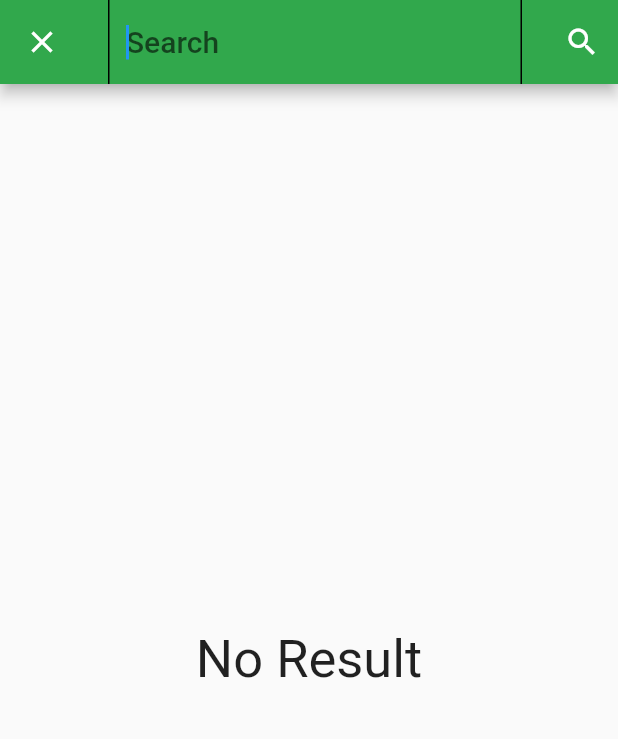
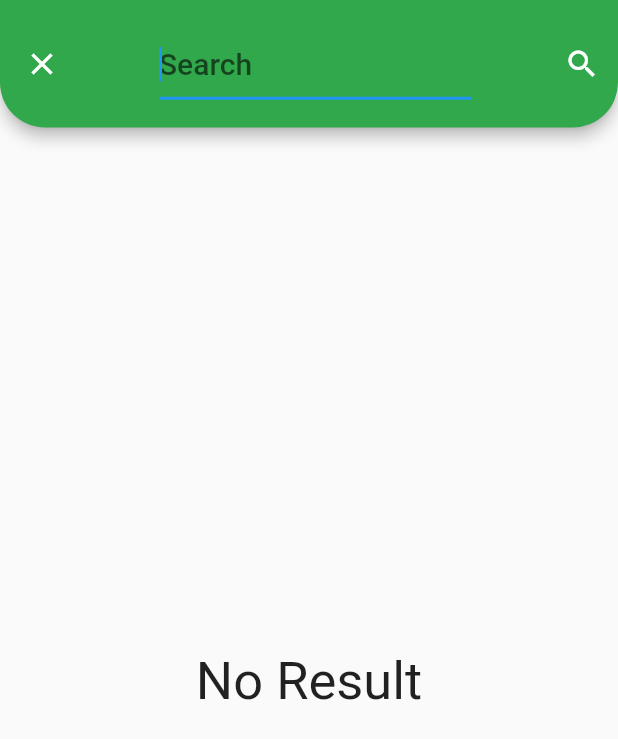
Before and after one commit to ahmedmesalm/News, a Flutter app: the screen it shows after launch, after a tap on "Sports", after a tap on the "search" icon, on a phone screen of 412 x 824 dp. Shown: the top 739 px of the screen. Run offline on Flutter 3.47's test engine with Material 2 defaults, Android fonts, the phone set to English and light mode, and no system bars; network calls fail.

Commit message:
finished update Iconsearch

```diff
--- a/lib/search/new_search_delegate.dart
+++ b/lib/search/new_search_delegate.dart
@@ -25,7 +25,7 @@ class NewSearchDelagate extends SearchDelegate{
   @override
   Widget buildResults(BuildContext context) {
     return  FutureBuilder(
-        future:ApiManager.getArticales(query),
+        future:ApiManager.getSearch(query),
         builder: (context, snapshot){
           if (snapshot.hasData) {
             return buildArticalesListView(snapshot.data!);
@@ -51,19 +51,21 @@ class NewSearchDelagate extends SearchDelegate{
 
   @override
   Widget buildSuggestions(BuildContext context) {
-    return const Center(child: Text("No Result",style: TextStyle(fontSize: 35),),);
+    return
+    const Center(child: Text("No Result",style: TextStyle(fontSize: 35),),);
   }
 
   @override
   ThemeData appBarTheme(BuildContext context) {
     return Theme.of(context).copyWith(
       // scaffoldBackgroundColor: Colors.green,
-      appBarTheme: const AppBarTheme(color: Color(0xff31a84c)),
-      inputDecorationTheme: const InputDecorationTheme(
-        activeIndicatorBorder: BorderSide.none,
-        enabledBorder: OutlineInputBorder(borderRadius: BorderRadius.zero),
-        focusedBorder: OutlineInputBorder(borderRadius: BorderRadius.zero),
-      )
+      appBarTheme: const AppBarTheme(color: Color(0xff31a84c),
+        shape: RoundedRectangleBorder(
+            borderRadius: BorderRadius.vertical(
+                bottom: Radius.circular(30))
+        ),
+        toolbarHeight: 85,
+        titleSpacing: 50,),
     );
 
 }
```
Also changed, not shown: lib/data/api/api_manager.dart (+21 -3 lines), lib/ui/widgets/artical_widget.dart (+6 -6 lines).
